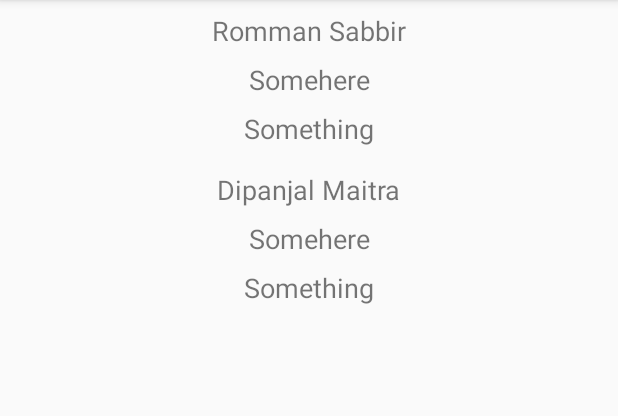
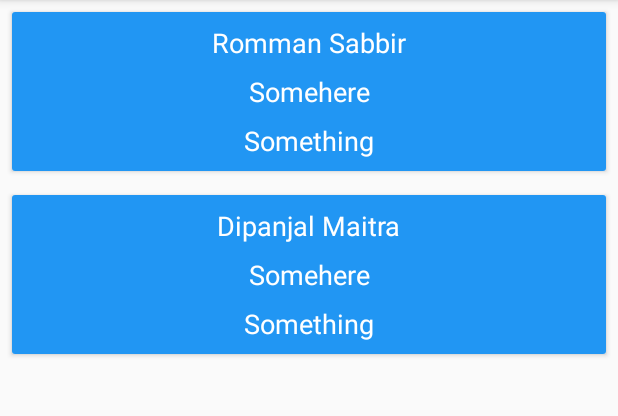
Before and after one commit to rommansabbir/DataBindingRecyclerViewExampleAndroid, an Android app: the screen it shows after launch (MainActivity), on a phone screen of 412 x 824 dp, the part 84-500 px from its top. Run offline under Robolectric (Android 15) with nearby library versions, the phone set to English and light mode, and no system bars; our stand-ins replace data binding.

```diff
--- a/app/build.gradle
+++ b/app/build.gradle
@@ -4,7 +4,7 @@ android {
     /**
      * Make sure to enable the dataBinding
      */
-    dataBinding{
+    dataBinding {
         enabled = true
     }
     compileSdkVersion 28
@@ -32,4 +32,5 @@ dependencies {
     androidTestImplementation 'com.android.support.test:runner:1.0.2'
     androidTestImplementation 'com.android.support.test.espresso:espresso-core:3.0.2'
     implementation 'com.android.support:recyclerview-v7:28.0.0'
+    implementation 'com.android.support:cardview-v7:28.0.0'
 }
--- a/app/src/main/AndroidManifest.xml
+++ b/app/src/main/AndroidManifest.xml
@@ -9,6 +9,9 @@
         android:roundIcon="@mipmap/ic_launcher_round"
         android:supportsRtl="true"
         android:theme="@style/AppTheme">
+        <activity android:name=".activities.UI.SecondActivity"
+            android:parentActivityName=".activities.UI.MainActivity" >
+        </activity>
         <activity android:name=".activities.UI.MainActivity">
             <intent-filter>
                 <action android:name="android.intent.action.MAIN" />
--- /dev/null
+++ b/app/src/main/java/com/rommansabbir/databindingrecyclerviewexample/activities/viewhandler/RecyclerViewItemHandler.java
@@ -0,0 +1,36 @@
+package com.rommansabbir.databindingrecyclerviewexample.activities.viewhandler;
+
+import android.content.Context;
+import android.content.Intent;
+import android.support.v7.app.AppCompatActivity;
+import android.view.View;
+import com.rommansabbir.databindingrecyclerviewexample.activities.UI.MainActivity;
+import com.rommansabbir.databindingrecyclerviewexample.activities.UI.SecondActivity;
+import com.rommansabbir.databindingrecyclerviewexample.model.AccidentModel;
+
+public class RecyclerViewItemHandler extends AppCompatActivity {
+    private static final String TAG = "RecyclerViewItemHandler";
+    private Context context;
+    private AccidentModel accidentModel;
+
+    /**
+     * Instantiate with context and model
+     * @param context
+     * @param accidentModel
+     */
+    public RecyclerViewItemHandler(Context context, AccidentModel accidentModel) {
+        this.context = context;
+        this.accidentModel = accidentModel;
+    }
+
+    /**
+     * This method responsible for loading second activity
+     * @param view
+     */
+    public void loadSecondActivity(View view){
+        Intent intent  = new Intent(context, SecondActivity.class);
+        intent.putExtra("extra", accidentModel.getFullName());
+        ((MainActivity)context).startActivity(intent);
+        finish();
+    }
+}
--- a/app/src/main/java/com/rommansabbir/databindingrecyclerviewexample/adapters/AccidentRecyclerViewAdapter.java
+++ b/app/src/main/java/com/rommansabbir/databindingrecyclerviewexample/adapters/AccidentRecyclerViewAdapter.java
@@ -10,6 +10,7 @@ import android.view.ViewGroup;
 
 import com.rommansabbir.databindingrecyclerviewexample.BR;
 import com.rommansabbir.databindingrecyclerviewexample.R;
+import com.rommansabbir.databindingrecyclerviewexample.activities.viewhandler.RecyclerViewItemHandler;
 import com.rommansabbir.databindingrecyclerviewexample.model.AccidentModel;
 
 import java.util.List;
@@ -59,6 +60,14 @@ public class AccidentRecyclerViewAdapter extends RecyclerView.Adapter<AccidentRe
          * Variable, which variable has been set to the layout to access the data though model
          */
         accidentViewHolder.binding.setVariable(BR.accidentInfo, accidentModel);
+
+        /**
+         * Set variable to the view holder
+         * Variable, which will handle the event action
+         */
+        accidentViewHolder.binding.setVariable(BR.eventHandler, new RecyclerViewItemHandler(context, accidentModel));
+
+
     }
 
 
--- a/app/src/main/res/layout/accident_recycler_view_layout.xml
+++ b/app/src/main/res/layout/accident_recycler_view_layout.xml
@@ -8,12 +8,37 @@
         <variable
             name="accidentInfo"
             type="com.rommansabbir.databindingrecyclerviewexample.model.AccidentModel"/>
+
+        <variable
+            name="eventHandler"
+            type="com.rommansabbir.databindingrecyclerviewexample.activities.viewhandler.RecyclerViewItemHandler"/>
     </data>
 
     <android.support.constraint.ConstraintLayout
         android:layout_width="match_parent"
         android:layout_height="wrap_content"
         tools:context=".activities.UI.MainActivity">
+
+
+        <android.support.v7.widget.CardView
+            android:layout_width="0dp"
+            android:layout_height="wrap_content"
+            android:layout_marginStart="8dp"
+            android:layout_marginLeft="8dp"
+            android:layout_marginTop="8dp"
+            android:layout_marginEnd="8dp"
+            android:layout_marginRight="8dp"
+            android:layout_marginBottom="8dp"
+            android:onClick="@{eventHandler::loadSecondActivity}"
+            app:layout_constraintBottom_toBottomOf="parent"
+            app:layout_constraintEnd_toEndOf="parent"
+            app:layout_constraintStart_toStartOf="parent"
+            app:layout_constraintTop_toTopOf="parent">
+
+            <android.support.constraint.ConstraintLayout
+                android:layout_width="match_parent"
+                android:layout_height="wrap_content"
+                android:background="#2196F3">
 
                 <TextView
                     android:id="@+id/textView"
@@ -26,6 +51,7 @@
                     android:layout_marginRight="8dp"
                     android:text="@{accidentInfo.fullName}"
                     android:textSize="18sp"
+                    android:textColor="@android:color/white"
                     app:layout_constraintEnd_toEndOf="parent"
                     app:layout_constraintStart_toStartOf="parent"
                     app:layout_constraintTop_toTopOf="parent" />
@@ -39,6 +65,7 @@
                     android:layout_marginTop="8dp"
                     android:layout_marginEnd="8dp"
                     android:layout_marginRight="8dp"
+                    android:textColor="@android:color/white"
                     android:text="@{accidentInfo.location}"
                     android:textSize="18sp"
                     app:layout_constraintEnd_toEndOf="parent"
@@ -53,6 +80,7 @@
                     android:layout_marginLeft="8dp"
                     android:layout_marginTop="8dp"
                     android:layout_marginEnd="8dp"
+                    android:textColor="@android:color/white"
                     android:layout_marginRight="8dp"
                     android:layout_marginBottom="8dp"
                     android:text="@{accidentInfo.accidentTime}"
@@ -61,6 +89,9 @@
                     app:layout_constraintEnd_toEndOf="parent"
                     app:layout_constraintStart_toStartOf="parent"
                     app:layout_constraintTop_toBottomOf="@+id/textView2" />
+
+            </android.support.constraint.ConstraintLayout>
+        </android.support.v7.widget.CardView>
     </android.support.constraint.ConstraintLayout>
 
 </layout>
--- a/app/src/main/res/layout/activity_main.xml
+++ b/app/src/main/res/layout/activity_main.xml
@@ -3,6 +3,17 @@
     xmlns:app="http://schemas.android.com/apk/res-auto"
     xmlns:tools="http://schemas.android.com/tools"
     tools:context=".activities.UI.MainActivity">
+
+    <data>
+        <variable
+            name="buttonAction"
+            type="com.rommansabbir.databindingrecyclerviewexample.activities.viewhandler.RecyclerViewItemHandler">
+
+        </variable>
+        <variable
+            name="view"
+            type="android.view.View"/>
+    </data>
 
     <android.support.constraint.ConstraintLayout
         android:layout_width="match_parent"
@@ -16,5 +27,6 @@
             app:layout_constraintEnd_toEndOf="parent"
             app:layout_constraintStart_toStartOf="parent"
             app:layout_constraintTop_toTopOf="parent" />
+
     </android.support.constraint.ConstraintLayout>
 </layout>
```
Also changed, not shown: app/src/main/java/com/rommansabbir/databindingrecyclerviewexample/activities/UI/SecondActivity.java (added, +35 -0 lines), app/src/main/res/layout/activity_second.xml (added, +9 -0 lines). Lines whose indentation alone changed are shown as unchanged.
